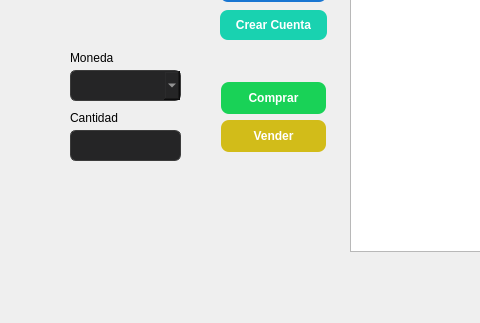
This is presentation/screens/Main.ui in LucaFerrantedev/CompraVentaMonedas as Qt 5 draws it before an edit; both pictures show x 0 to 480 and y 119 to 442 of the 641 by 442 pixel window. The edited form follows.
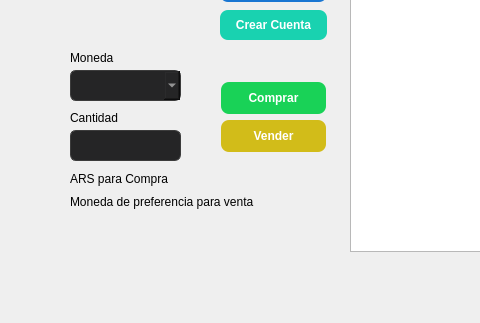
This is the edited form.

Commit message: Compra y venta lograda

```diff
--- a/presentation/screens/Main.ui
+++ b/presentation/screens/Main.ui
@@ -75,7 +75,7 @@
      <rect>
       <x>70</x>
       <y>210</y>
-      <width>49</width>
+      <width>81</width>
       <height>16</height>
      </rect>
     </property>
@@ -209,6 +209,32 @@
      <string>Vender</string>
     </property>
    </widget>
+   <widget class="QWidget" name="">
+    <property name="geometry">
+     <rect>
+      <x>70</x>
+      <y>270</y>
+      <width>185</width>
+      <height>40</height>
+     </rect>
+    </property>
+    <layout class="QVBoxLayout" name="verticalLayout_2">
+     <item>
+      <widget class="QLabel" name="label_2">
+       <property name="text">
+        <string>ARS para Compra</string>
+       </property>
+      </widget>
+     </item>
+     <item>
+      <widget class="QLabel" name="label_3">
+       <property name="text">
+        <string>Moneda de preferencia para venta</string>
+       </property>
+      </widget>
+     </item>
+    </layout>
+   </widget>
   </widget>
   <widget class="QMenuBar" name="menubar">
    <property name="geometry">
```
Left out of the diff: 5 changed lines with no effect on the pictures. The commit also changes 3 other files.
